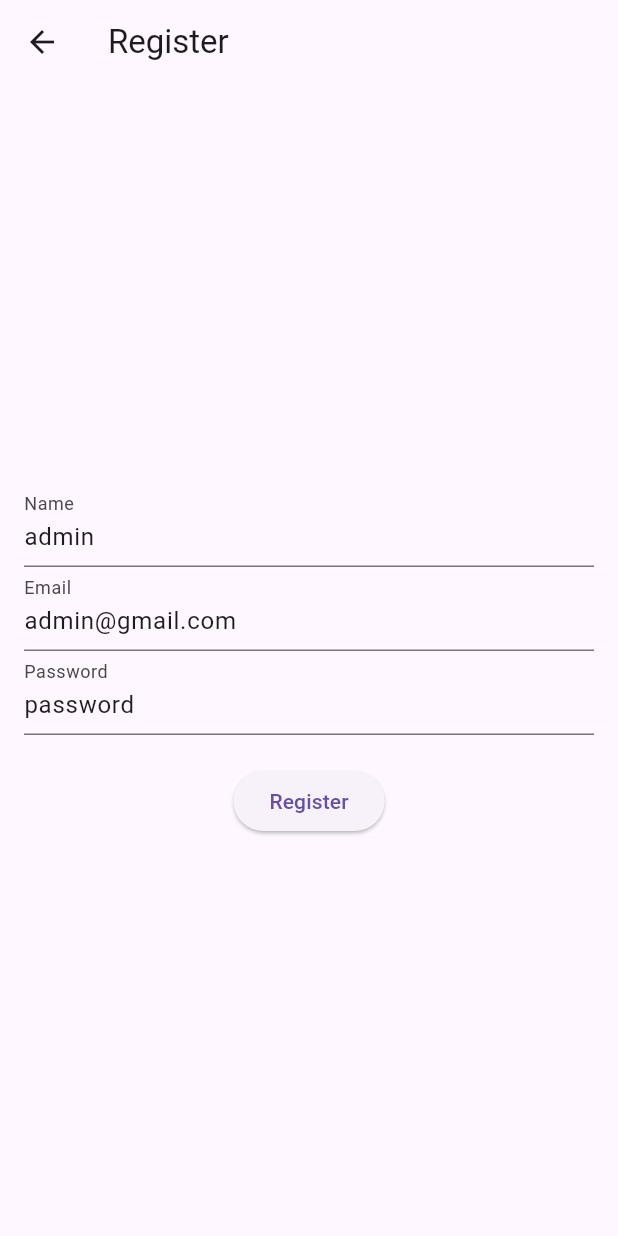
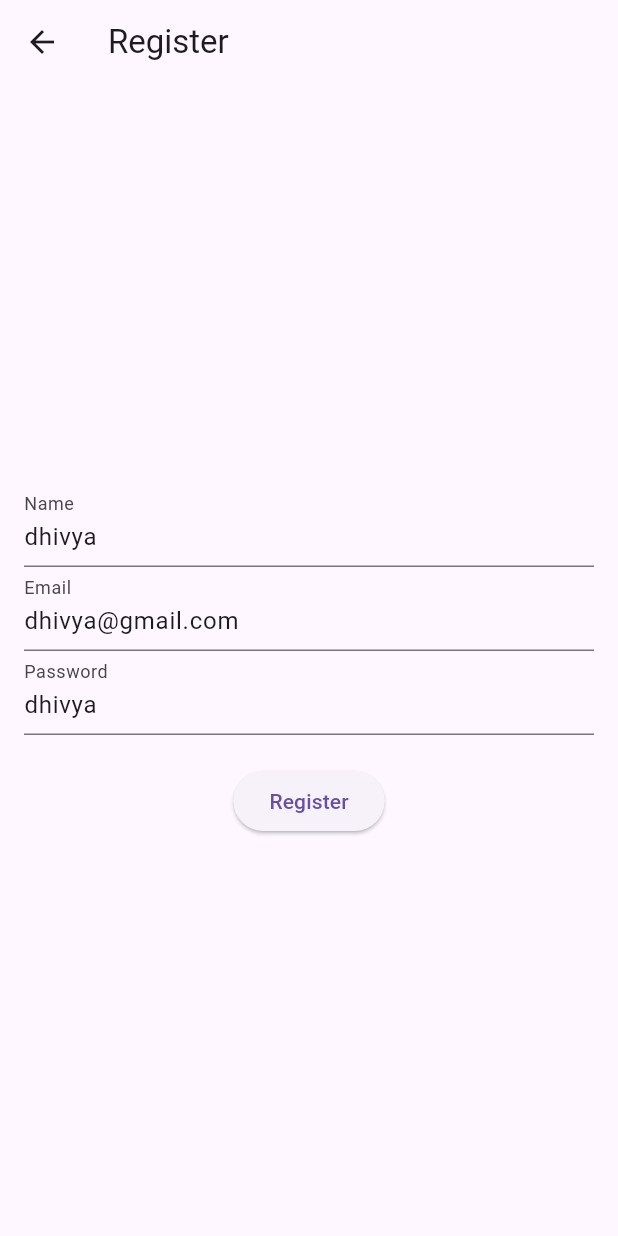
Before and after one commit to dhivyasreekr/beatz_wave, a Flutter app: the RegisterScreen screen opened directly, on a phone screen of 412 x 824 dp. Run offline on Flutter 3.47's test engine with Material 3 defaults, Android fonts, the phone set to English and light mode, and no system bars; our stand-ins replace audioplayers, device_info_plus, dio, flutter_secure_storage; accounts and stored records are empty.

Commit message:
Update RegisterScreen.dart

```diff
--- a/lib/screens/auth/RegisterScreen.dart
+++ b/lib/screens/auth/RegisterScreen.dart
@@ -1,16 +1,15 @@
 import 'dart:io';
 import 'package:device_info_plus/device_info_plus.dart';
-import 'package:flutter/cupertino.dart';
+
 import 'package:flutter/material.dart';
 import 'package:provider/provider.dart';
 
 import '../../services/Auth.dart';
 
+class RegisterScreen extends StatefulWidget {
 
+  final String title;
 
-
-class RegisterScreen extends StatefulWidget {
-  final String title;
   const RegisterScreen({super.key, required this.title});
 
   @override
@@ -27,9 +26,9 @@ class _RegisterScreenState extends State<RegisterScreen> {
 
   @override
   void initState() {
-    _nameController.text = "admin";
-    _emailController.text = "admin@gmail.com";
-    _passwordController.text = "password";
+    _nameController.text = "dhivya";
+    _emailController.text = "dhivya@gmail.com";
+    _passwordController.text = "dhivya";
     getDeviceName();
     super.initState();
   }
```
